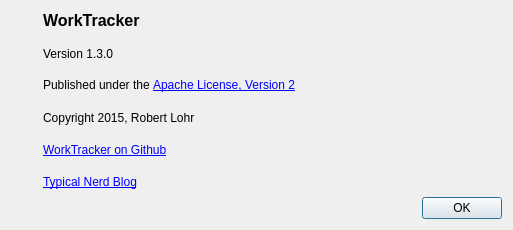
Before: the Qt Designer form ui/aboutdialog.ui in the-codeslinger/WorkTracker, drawn with Qt 5.
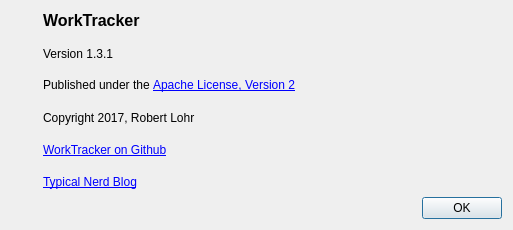
After: the same form once the commit is applied. Icons and pictures are not drawn.

```diff
--- a/ui/aboutdialog.ui
+++ b/ui/aboutdialog.ui
@@ -66,7 +66,7 @@
        <item>
         <widget class="QLabel" name="versionLabel">
          <property name="text">
-          <string>Version 1.3.0</string>
+          <string>Version 1.3.1</string>
          </property>
         </widget>
        </item>
@@ -80,7 +80,7 @@
        <item>
         <widget class="QLabel" name="copyrightLabel">
          <property name="text">
-          <string>Copyright 2015, Robert Lohr</string>
+          <string>Copyright 2017, Robert Lohr</string>
          </property>
         </widget>
        </item>
```
